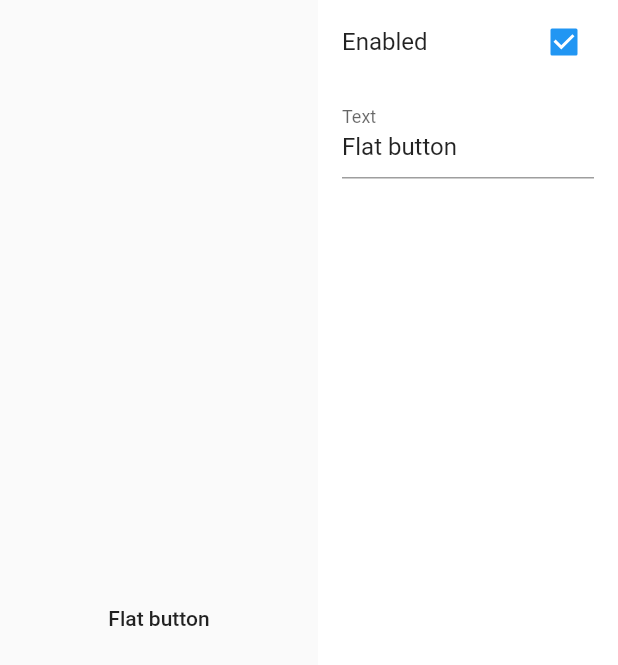
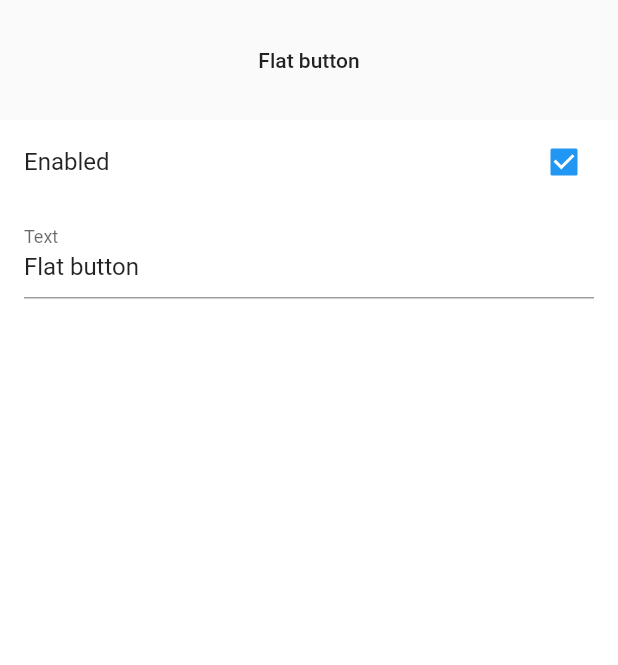
Before and after one commit to ookami-kb/storybook_flutter, a Flutter app: the Story widget shown alone on an empty page, opened directly, on a phone screen of 412 x 824 dp. Shown: the top 665 px of the screen. Run offline on Flutter 3.47's test engine with Material 2 defaults, Android fonts, the phone set to English and light mode, and no system bars; our stand-ins replace recase.

Commit message:
Add portrait/landscape orientation support

```diff
--- a/lib/src/knobs/knob_panel.dart
+++ b/lib/src/knobs/knob_panel.dart
@@ -9,12 +9,16 @@ class KnobPanel extends StatelessWidget {
   Widget build(BuildContext context) => Consumer<Knobs>(
         builder: (context, knobs, _) => knobs.all().isEmpty
             ? Container()
-            : Container(
-                color: Theme.of(context).cardColor,
-                width: 200,
-                child: ListView(
-                  children: knobs.all().map((v) => v.build()).toList(),
-                ),
+            : OrientationBuilder(
+                builder: (BuildContext context, Orientation orientation) {
+                  return Container(
+                    color: Theme.of(context).cardColor,
+                    width: orientation == Orientation.portrait ? null : 200,
+                    child: ListView(
+                      children: knobs.all().map((v) => v.build()).toList(),
+                    ),
+                  );
+                },
               ),
       );
 }
--- a/lib/src/story.dart
+++ b/lib/src/story.dart
@@ -68,10 +68,9 @@ class _StoryState extends State<Story> {
   @override
   Widget build(BuildContext context) => ChangeNotifierProvider.value(
         value: _knobs,
-        child: Row(
-          children: [
-            Expanded(
-              child: Container(
+        child: OrientationBuilder(
+          builder: (BuildContext context, Orientation orientation) {
+            final storyWidget = Container(
               color: widget.background,
               padding: widget.padding,
               child: Center(
@@ -82,10 +81,28 @@ class _StoryState extends State<Story> {
                   ),
                 ),
               ),
+            );
+
+            if (orientation == Orientation.portrait) {
+              return Column(
+                children: [
+                  storyWidget,
+                  const Expanded(
+                    child: KnobPanel(),
                   ),
+                ],
+              );
+            } else {
+              return Row(
+                children: [
+                  Expanded(
+                    child: storyWidget,
                   ),
                   const KnobPanel(),
                 ],
+              );
+            }
+          },
         ),
       );
 }
```
Lines whose indentation alone changed are shown as unchanged.
